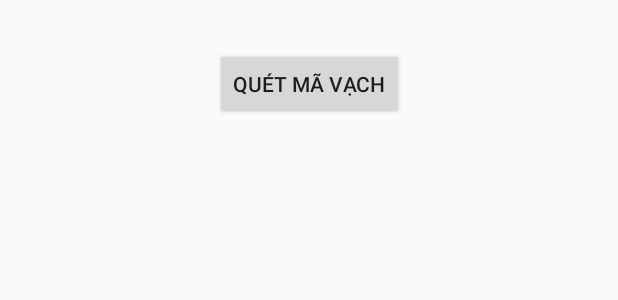
After one commit to MyDuyen1907/luanvan, an Android app: the layout activity_scan_barcode.xml on its own in the app's theme, with its tools: preview values and no code run, on a phone screen of 412 x 824 dp. The commit adds this screen. Shown: the top 300 px of the screen. Run offline under Robolectric (Android 15) with nearby library versions, the phone set to English and light mode, and no system bars; Roboto replaces fonts that are not available here.

```diff
--- a/app/src/main/java/com/example/project/adapter/SleepHistoryAdapter.java
+++ b/app/src/main/java/com/example/project/adapter/SleepHistoryAdapter.java
@@ -87,7 +87,7 @@ public class SleepHistoryAdapter extends RecyclerView.Adapter<SleepHistoryAdapte
                     .addOnSuccessListener(aVoid -> {
                         adapter.sleepDataList.remove(position);
                         adapter.notifyItemRemoved(position);
-                        Toast.makeText(itemView.getContext(), "Dữ liệu đã được xóa!", Toast.LENGTH_SHORT).show();
+                        Toast.makeText(itemView.getContext(), "Dữ liệu giấc ngủ đã được xóa!", Toast.LENGTH_SHORT).show();
                     })
                     .addOnFailureListener(e -> {
                         Toast.makeText(itemView.getContext(), "Lỗi khi xóa dữ liệu: " + e.getMessage(), Toast.LENGTH_SHORT).show();
--- /dev/null
+++ b/app/src/main/res/layout/activity_scan_barcode.xml
@@ -0,0 +1,33 @@
+<?xml version="1.0" encoding="utf-8"?>
+<androidx.constraintlayout.widget.ConstraintLayout
+    xmlns:android="http://schemas.android.com/apk/res/android"
+    xmlns:app="http://schemas.android.com/apk/res-auto"
+    xmlns:tools="http://schemas.android.com/tools"
+    android:layout_width="match_parent"
+    android:layout_height="match_parent"
+    tools:context=".activity.ScanBarcodeActivity">
+
+    <Button
+        android:id="@+id/btnScan"
+        android:layout_width="wrap_content"
+        android:layout_height="wrap_content"
+        android:text="Quét Mã Vạch"
+        android:layout_marginTop="32dp"
+        app:layout_constraintTop_toTopOf="parent"
+        app:layout_constraintStart_toStartOf="parent"
+        app:layout_constraintEnd_toEndOf="parent" />
+
+    <TextView
+        android:id="@+id/txtResult"
+        android:layout_width="0dp"
+        android:layout_height="wrap_content"
+        android:padding="16dp"
+        android:textSize="18sp"
+        app:layout_constraintBottom_toBottomOf="parent"
+        app:layout_constraintEnd_toEndOf="parent"
+        app:layout_constraintHorizontal_bias="0.0"
+        app:layout_constraintStart_toStartOf="parent"
+        app:layout_constraintTop_toBottomOf="@id/btnScan"
+        app:layout_constraintVertical_bias="0.053" />
+
+</androidx.constraintlayout.widget.ConstraintLayout>
```
Also changed, not shown: app/build.gradle (+6 -3 lines), app/src/main/AndroidManifest.xml (+10 -2 lines), app/src/main/java/com/example/project/activity/DistanceTrackingActivity.java (+7 -5 lines), app/src/main/java/com/example/project/activity/ScanBarcodeActivity.java (added, +137 -0 lines), app/src/main/java/com/example/project/fragment/HomeFragment.java (+39 -3 lines), app/src/main/java/com/example/project/model/FoodProduct.java (added, +34 -0 lines), app/src/main/java/com/example/project/model/Recipe.java (added, +21 -0 lines), app/src/main/res/layout/fragment_home.xml (+3 -4 lines).
